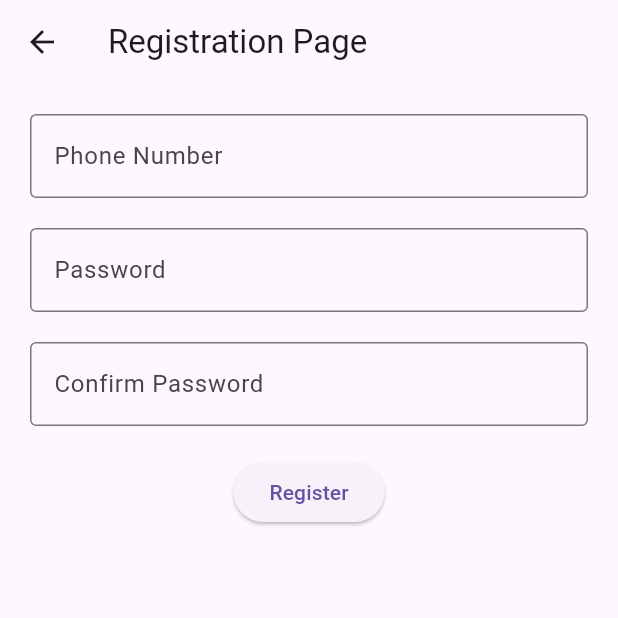
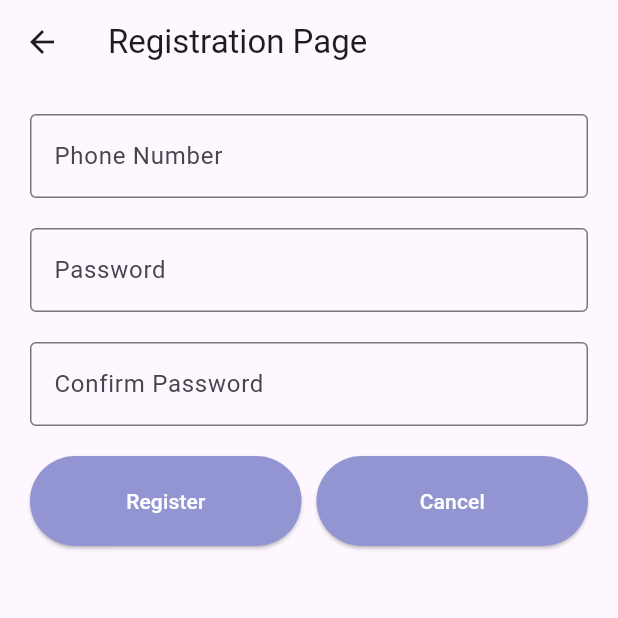
Before and after one commit to AkhilAnithaGregory/todo_flutter, a Flutter app: the RegistrationPage screen opened directly, on a phone screen of 412 x 824 dp, the top half of it. Run offline on Flutter 3.47's test engine with Material 3 defaults, Android fonts, the phone set to English and light mode, and no system bars; our stand-ins replace logger, shared_preferences; accounts and stored records are empty; network calls fail.

Commit message:
Update : Design and Assets changes

```diff
--- a/lib/Screens/add_todo.dart
+++ b/lib/Screens/add_todo.dart
@@ -126,7 +126,7 @@ class _AddTodoState extends State<AddTodo> {
   Widget _buildAddTodoButton() {
     return Expanded(
       child: ElevatedButton(
-        onPressed: _submitForm,
+        onPressed: _isLoading ? null :_submitForm,
         child: const Text('Add Todo'),
         style: ElevatedButton.styleFrom(
           backgroundColor: const Color(0xFF9395D2),
--- a/lib/Screens/login_page.dart
+++ b/lib/Screens/login_page.dart
@@ -90,6 +90,11 @@ class _LoginPageState extends State<LoginPage> {
     return ElevatedButton(
       onPressed: _isLoading ? null : _submitLoginForm,
       child: const Text('Login'),
+      style: ElevatedButton.styleFrom(
+        backgroundColor: const Color(0xFF9395D2),
+        foregroundColor: Colors.white,
+        padding: const EdgeInsets.symmetric(horizontal: 20, vertical: 20),
+      ),
     );
   }
 
--- a/lib/Screens/registration_page.dart
+++ b/lib/Screens/registration_page.dart
@@ -2,6 +2,8 @@ import 'package:flutter/material.dart';
 import 'package:http/http.dart' as http;
 import 'package:logger/logger.dart';
 import 'dart:convert';
+
+import 'package:todo_flutter/Screens/login_page.dart';
 
 class RegistrationPage extends StatefulWidget {
   const RegistrationPage({super.key});
@@ -44,7 +46,13 @@ class _RegistrationPageState extends State<RegistrationPage> {
               const SizedBox(height: 20),
               _buildConfirmPasswordField(),
               const SizedBox(height: 20),
-              _buildRegisterButton(),
+              Row(
+                children: [
+                  _buildRegisterButton(),
+                  const SizedBox(width: 10),
+                  _buildCancelRegistrationButton()
+                ],
+              ),
             ],
           ),
         ),
@@ -106,10 +114,34 @@ class _RegistrationPageState extends State<RegistrationPage> {
   }
 
   Widget _buildRegisterButton() {
-    return ElevatedButton(
+    return Expanded(
+        child: ElevatedButton(
       onPressed: _isLoading ? null : _submitForm,
       child: const Text('Register'),
-    );
+      style: ElevatedButton.styleFrom(
+        backgroundColor: const Color(0xFF9395D2),
+        foregroundColor: Colors.white,
+        padding: const EdgeInsets.symmetric(horizontal: 20, vertical: 20),
+      ),
+    ));
+  }
+
+  Widget _buildCancelRegistrationButton() {
+    return Expanded(
+        child: ElevatedButton(
+      onPressed: () {
+        Navigator.pushReplacement(
+          context,
+          MaterialPageRoute(builder: (context) => const LoginPage()),
+        );
+      },
+      child: const Text('Cancel'),
+      style: ElevatedButton.styleFrom(
+        backgroundColor: const Color(0xFF9395D2),
+        foregroundColor: Colors.white,
+        padding: const EdgeInsets.symmetric(horizontal: 20, vertical: 20),
+      ),
+    ));
   }
 
   void _submitForm() {
```
Also changed, not shown: lib/Screens/edit_todo.dart (+19 -4 lines), lib/Screens/todo_dashboard.dart (+31 -4 lines), 7 other files.
